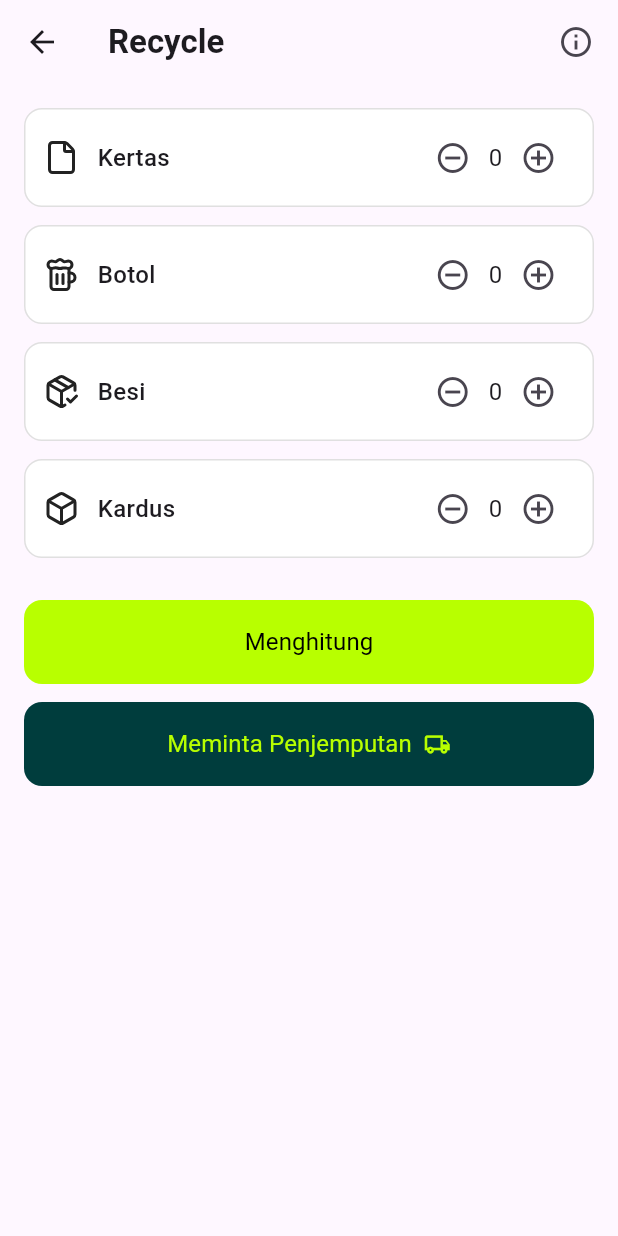
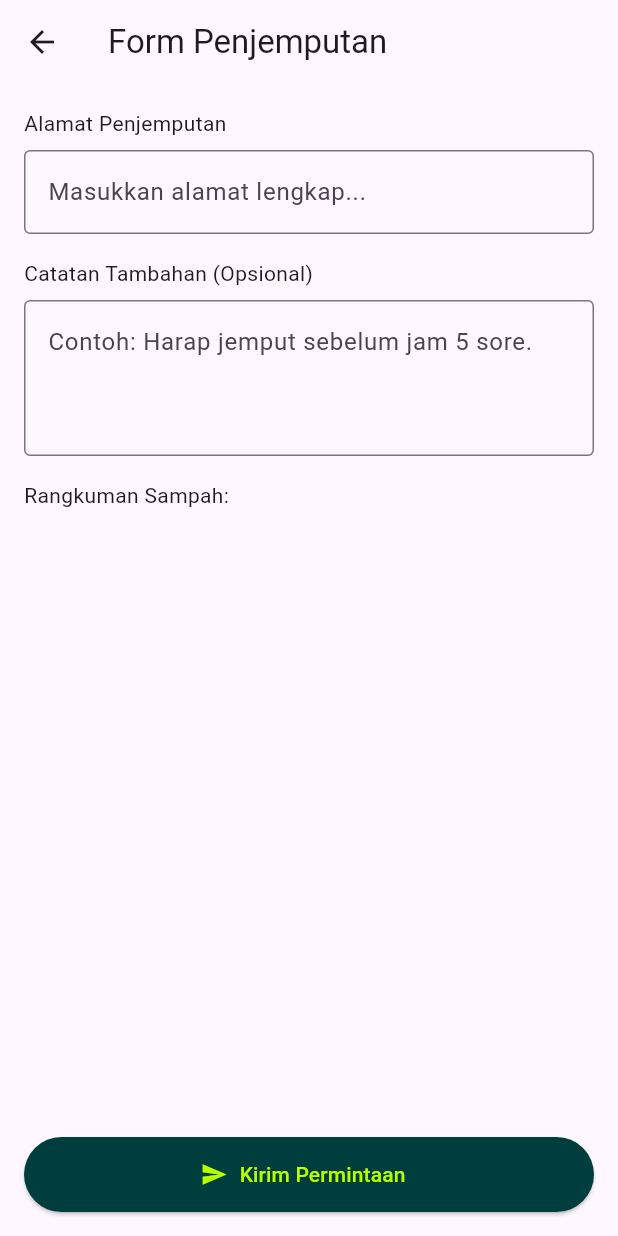
Before and after one commit to theodoreraff/wastego, a Flutter app: the RecyclePage screen opened by its route, after a tap on "Meminta Penjemputan", on a phone screen of 412 x 824 dp. Run offline on Flutter 3.47's test engine with Material 3 defaults, Android fonts, the phone set to English and light mode, and no system bars; our stand-ins replace flutter_svg, image_picker, lucide_icons, percent_indicator; project files that could hold a hidden picture were left out.

Commit message:
feat: implement request pickup flow from recycle page with basic form input

```diff
--- a/lib/views/recycle/recycle_page.dart
+++ b/lib/views/recycle/recycle_page.dart
@@ -1,6 +1,7 @@
 import 'package:flutter/material.dart';
 import 'package:lucide_icons/lucide_icons.dart';
-import '../../widgets/custom_button.dart'; // Ganti path sesuai folder kamu
+import 'package:wastego/views/recycle/request_pickup_page.dart';
+import '../../widgets/custom_button.dart';
 
 class RecyclePage extends StatefulWidget {
   const RecyclePage({super.key});
@@ -115,7 +116,12 @@ class _RecyclePageState extends State<RecyclePage> {
               textColor: const Color(0xFFB8FF00),
               icon: Icons.local_shipping_outlined,
               onPressed: () {
-                // TODO: implementasi permintaan penjemputan
+                Navigator.push(
+                  context,
+                  MaterialPageRoute(
+                    builder: (_) => RequestPickupPage(itemCounts: itemCounts),
+                  ),
+                ); // TODO: implementasi permintaan penjemputan
               },
             ),
           ],
--- /dev/null
+++ b/lib/views/recycle/request_pickup_page.dart
@@ -0,0 +1,79 @@
+import 'package:flutter/material.dart';
+
+class RequestPickupPage extends StatelessWidget {
+  final Map<String, int> itemCounts;
+
+  const RequestPickupPage({super.key, required this.itemCounts});
+
+  @override
+  Widget build(BuildContext context) {
+    final TextEditingController addressController = TextEditingController();
+    final TextEditingController notesController = TextEditingController();
+
+    return Scaffold(
+      appBar: AppBar(title: const Text('Form Penjemputan')),
+      body: Padding(
+        padding: const EdgeInsets.all(16),
+        child: Column(
+          crossAxisAlignment: CrossAxisAlignment.start,
+          children: [
+            const Text('Alamat Penjemputan'),
+            const SizedBox(height: 8),
+            TextField(
+              controller: addressController,
+              decoration: const InputDecoration(
+                hintText: 'Masukkan alamat lengkap...',
+                border: OutlineInputBorder(),
+              ),
+            ),
+            const SizedBox(height: 16),
+            const Text('Catatan Tambahan (Opsional)'),
+            const SizedBox(height: 8),
+            TextField(
+              controller: notesController,
+              maxLines: 3,
+              decoration: const InputDecoration(
+                hintText: 'Contoh: Harap jemput sebelum jam 5 sore.',
+                border: OutlineInputBorder(),
+              ),
+            ),
+            const SizedBox(height: 16),
+            const Text('Rangkuman Sampah:'),
+            ...itemCounts.entries
+                .where((entry) => entry.value > 0)
+                .map((entry) => Text('${entry.key}: ${entry.value}')),
+            const Spacer(),
+            ElevatedButton.icon(
+              onPressed: () {
+                // TODO: simpan ke database atau kirim ke backend
+                showDialog(
+                  context: context,
+                  builder:
+                      (ctx) => AlertDialog(
+                        title: const Text("Berhasil!"),
+                        content: const Text(
+                          "Permintaan penjemputan telah dikirim.",
+                        ),
+                        actions: [
+                          TextButton(
+                            onPressed: () => Navigator.of(ctx).pop(),
+                            child: const Text("OK"),
+                          ),
+                        ],
+                      ),
+                );
+              },
+              icon: const Icon(Icons.send),
+              label: const Text('Kirim Permintaan'),
+              style: ElevatedButton.styleFrom(
+                backgroundColor: const Color(0xFF003D3D),
+                foregroundColor: const Color(0xFFB8FF00),
+                minimumSize: const Size.fromHeight(50),
+              ),
+            ),
+          ],
+        ),
+      ),
+    );
+  }
+}
```
Also changed, not shown: lib/views/recycle/recycle_detail_screen.dart (deleted), 1 other file.
